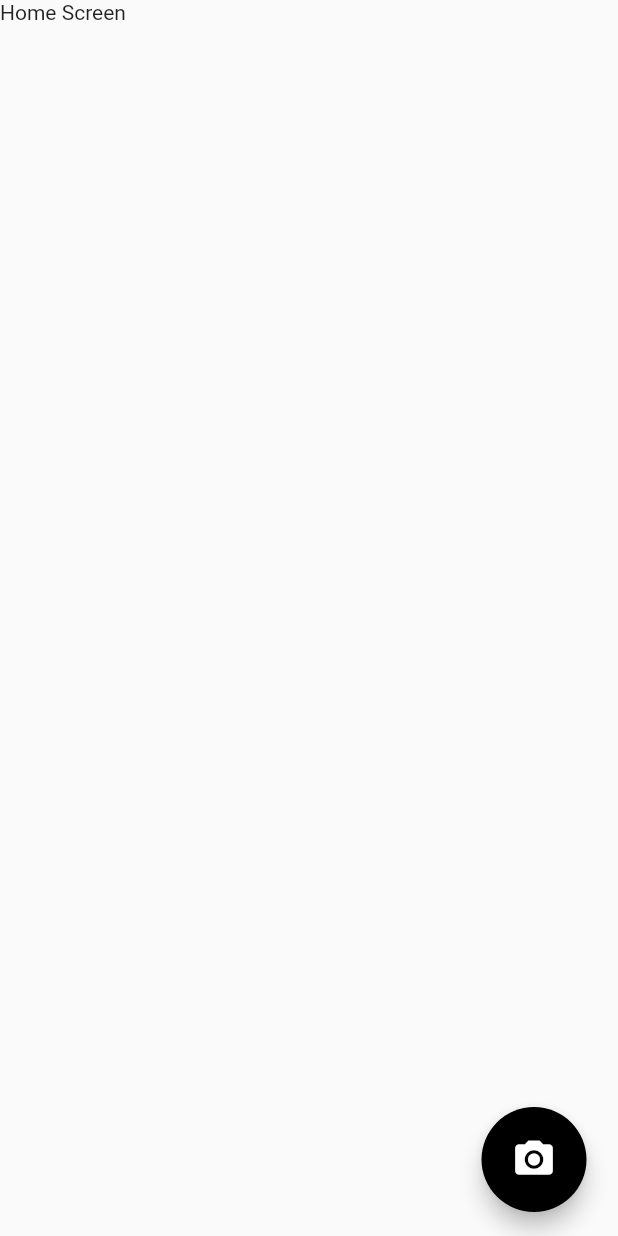
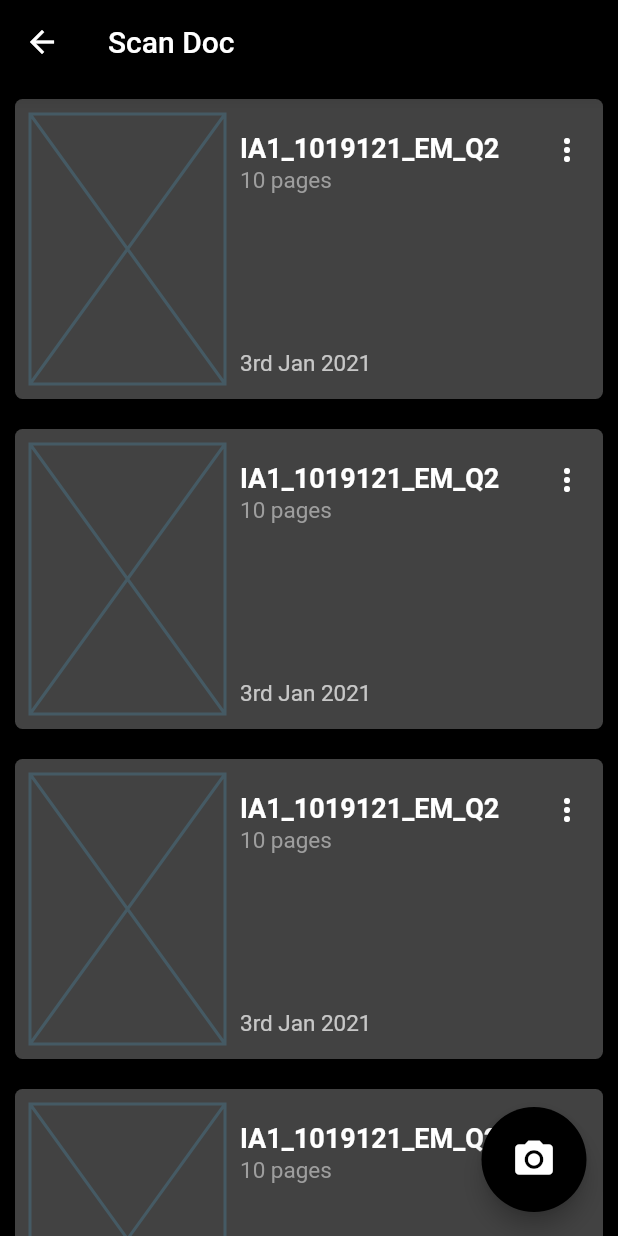
Before and after one commit to rgab1508/ScanDoc, a Flutter app: the HomeScreen screen opened by its route, on a phone screen of 412 x 824 dp. Run offline on Flutter 3.47's test engine with Material 2 defaults, Android fonts, the phone set to English and light mode, and no system bars.

Commit message:
working on home_screen UI

```diff
--- a/lib/main.dart
+++ b/lib/main.dart
@@ -4,17 +4,19 @@ import './pages/logo_screen.dart';
 import './pages/scan_screen.dart';
 import './pages/home_screen.dart';
 import './pages/result_screen.dart';
+// import './pages/camera_test.dart';
 
 void main() {
   runApp(MaterialApp(
     title: "ScanDoc",
-    theme: ThemeData(backgroundColor: Colors.white),
+    theme: ThemeData(primaryColor: Colors.black),
     initialRoute: 'scan_screen',
     routes: {
       'logo_screen': (context) => LogoScreen(),
       'scan_screen': (context) => ScanScreen(),
       'result_screen': (context) => ResultScreen(),
       'home_screen': (context) => HomeScreen(),
+      // 'camera_test': (context) => CameraApp()
     },
   ));
 }
--- a/lib/pages/home_screen.dart
+++ b/lib/pages/home_screen.dart
@@ -9,7 +9,46 @@ class _HomeScreenState extends State<HomeScreen> {
   @override
   Widget build(BuildContext context) {
     return Scaffold(
-      body: Text("Home Screen"),
+      appBar: AppBar(
+        title: Text("Scan Doc"),
+      ),
+      body: Container(
+        color: Colors.black,
+        child: ListView(
+          children: [
+            DocumentTile(
+              title: "IA1_1019121_EM_Q2",
+              pages: 10,
+              date: "3rd Jan 2021",
+            ),
+            DocumentTile(
+              title: "IA1_1019121_EM_Q2",
+              pages: 10,
+              date: "3rd Jan 2021",
+            ),
+            DocumentTile(
+              title: "IA1_1019121_EM_Q2",
+              pages: 10,
+              date: "3rd Jan 2021",
+            ),
+            DocumentTile(
+              title: "IA1_1019121_EM_Q2",
+              pages: 10,
+              date: "3rd Jan 2021",
+            ),
+            DocumentTile(
+              title: "IA1_1019121_EM_Q2",
+              pages: 10,
+              date: "3rd Jan 2021",
+            ),
+            DocumentTile(
+              title: "IA1_1019121_EM_Q2",
+              pages: 10,
+              date: "3rd Jan 2021",
+            )
+          ],
+        ),
+      ),
       floatingActionButton: Container(
         height: 70,
         width: 80,
@@ -28,3 +67,112 @@ class _HomeScreenState extends State<HomeScreen> {
     );
   }
 }
+
+class DocumentTile extends StatefulWidget {
+  final String title;
+  final int pages;
+  final String date;
+
+  DocumentTile({this.title, this.pages, this.date});
+
+  @override
+  _DocumentTileState createState() => _DocumentTileState();
+}
+
+class _DocumentTileState extends State<DocumentTile> {
+  @override
+  Widget build(BuildContext context) {
+    return Container(
+      decoration: BoxDecoration(
+          color: Colors.grey[800], borderRadius: BorderRadius.circular(5.0)),
+      height: 200,
+      padding: EdgeInsets.fromLTRB(10.0, 10.0, 0.0, 10.0),
+      margin: EdgeInsets.all(10.0),
+      child: Row(
+        children: [
+          Container(
+            child: Placeholder(
+              fallbackHeight: 200,
+              fallbackWidth: 130,
+            ),
+          ),
+          Expanded(
+            child: Padding(
+              padding:
+                  const EdgeInsets.only(left: 10.0, bottom: 5.0, top: 12.0),
+              child: Column(
+                crossAxisAlignment: CrossAxisAlignment.start,
+                children: [
+                  Expanded(
+                    flex: 1,
+                    child: Column(
+                      crossAxisAlignment: CrossAxisAlignment.start,
+                      children: [
+                        // Row(
+                        // mainAxisAlignment: MainAxisAlignment.spaceBetween,
+                        // children: [
+                        Text(
+                          this.widget.title,
+                          maxLines: 2,
+                          overflow: TextOverflow.ellipsis,
+                          style: const TextStyle(
+                              color: Colors.white,
+                              fontWeight: FontWeight.bold,
+                              fontSize: 18),
+                        ),
+                        // IconButton(
+                        //   onPressed: () {},
+                        //   icon: Icon(Icons.more_vert),
+                        // )
+                        // ],
+                        // ),
+                        const Padding(padding: EdgeInsets.only(bottom: 2.0)),
+                        Text(
+                          this.widget.pages.toString() + " pages",
+                          maxLines: 2,
+                          overflow: TextOverflow.ellipsis,
+                          style: const TextStyle(
+                            fontSize: 15.0,
+                            color: Colors.grey,
+                          ),
+                        ),
+                      ],
+                    ),
+                  ),
+                  Expanded(
+                    flex: 1,
+                    child: Column(
+                      crossAxisAlignment: CrossAxisAlignment.start,
+                      mainAxisAlignment: MainAxisAlignment.end,
+                      children: [
+                        Text(
+                          this.widget.date,
+                          style: const TextStyle(
+                            fontSize: 15.0,
+                            color: Colors.white70,
+                          ),
+                        ),
+                      ],
+                    ),
+                  ),
+                ],
+              ),
+            ),
+          ),
+          Column(
+            mainAxisAlignment: MainAxisAlignment.start,
+            children: [
+              IconButton(
+                onPressed: () {},
+                icon: Icon(
+                  Icons.more_vert,
+                  color: Colors.white,
+                ),
+              )
+            ],
+          )
+        ],
+      ),
+    );
+  }
+}
--- a/pubspec.yaml
+++ b/pubspec.yaml
@@ -27,6 +27,8 @@ dependencies:
 
   # The following adds the Cupertino Icons font to your application.
   # Use with the CupertinoIcons class for iOS style icons.
+  camera: ^0.8.0
+  video_player: ^2.0.0
   cupertino_icons: ^1.0.0
 
 dev_dependencies:
```
Also changed, not shown: pubspec.lock, 1 other file.
